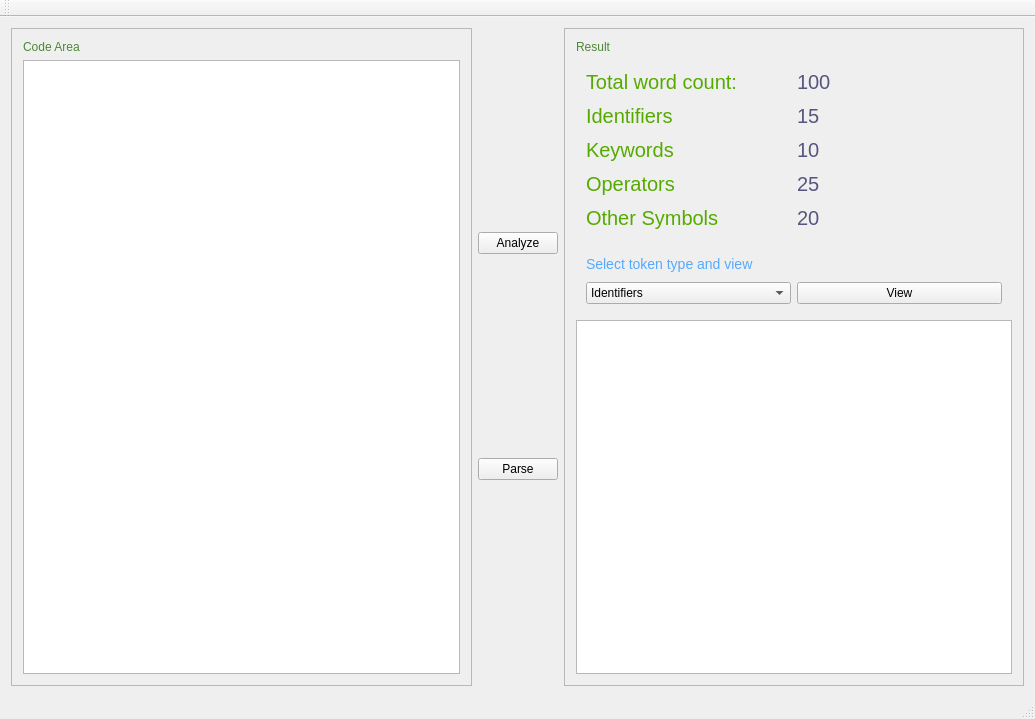
The window that mainwindow.ui (bullheadandplato/compiler-palm-tree) describes before a commit, drawn with Qt 5.
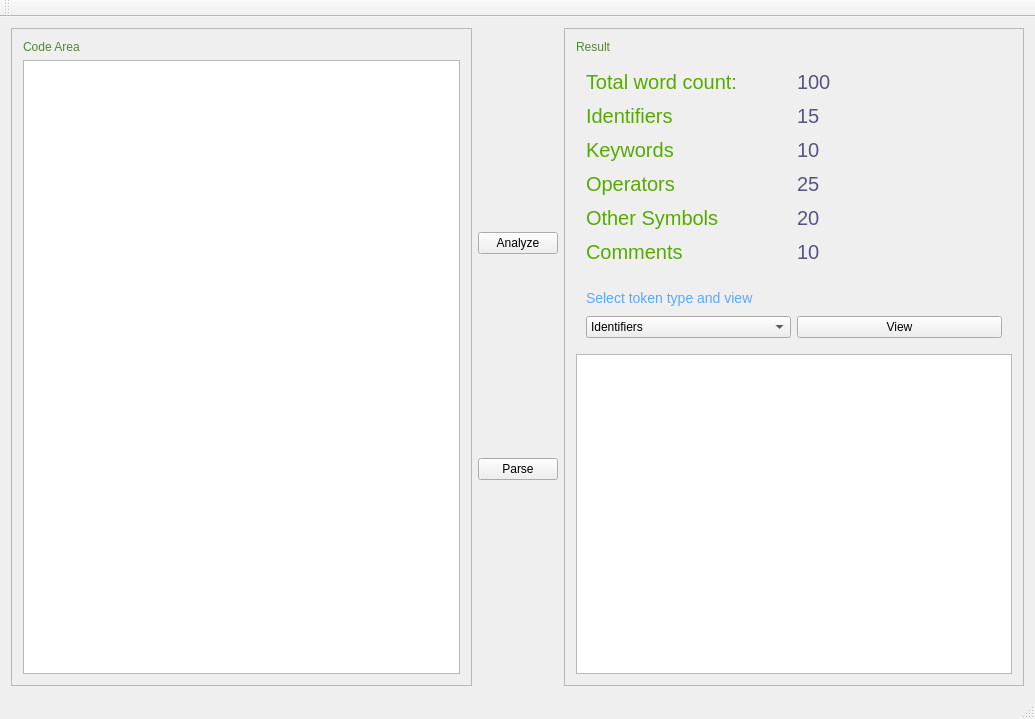
The same window after the commit. Custom widgets are drawn as their Qt base class.

Commit message: populated the interface

Patch:
```diff
--- a/mainwindow.ui
+++ b/mainwindow.ui
@@ -130,7 +130,7 @@
          <item>
           <layout class="QHBoxLayout" name="horizontalLayout_2">
            <item>
-            <widget class="QLabel" name="idenLbl">
+            <widget class="QLabel" name="lbl4">
              <property name="styleSheet">
               <string notr="true">color:rgb(85, 170, 0);
 font:20px;</string>
@@ -141,7 +141,7 @@
             </widget>
            </item>
            <item>
-            <widget class="QLabel" name="label_4">
+            <widget class="QLabel" name="idenLbl">
              <property name="styleSheet">
               <string notr="true">color:rgb(85, 85, 127);
 font:20px;</string>
@@ -231,6 +231,32 @@
            </item>
           </layout>
          </item>
+         <item>
+          <layout class="QHBoxLayout" name="horizontalLayout_7">
+           <item>
+            <widget class="QLabel" name="label_9">
+             <property name="styleSheet">
+              <string notr="true">color:rgb(85, 170, 0);
+font:20px;</string>
+             </property>
+             <property name="text">
+              <string>Comments</string>
+             </property>
+            </widget>
+           </item>
+           <item>
+            <widget class="QLabel" name="commLbl">
+             <property name="styleSheet">
+              <string notr="true">color:rgb(85, 85, 127);
+font:20px;</string>
+             </property>
+             <property name="text">
+              <string>10</string>
+             </property>
+            </widget>
+           </item>
+          </layout>
+         </item>
         </layout>
        </item>
        <item>
```
The commit also changes 1 other file.
